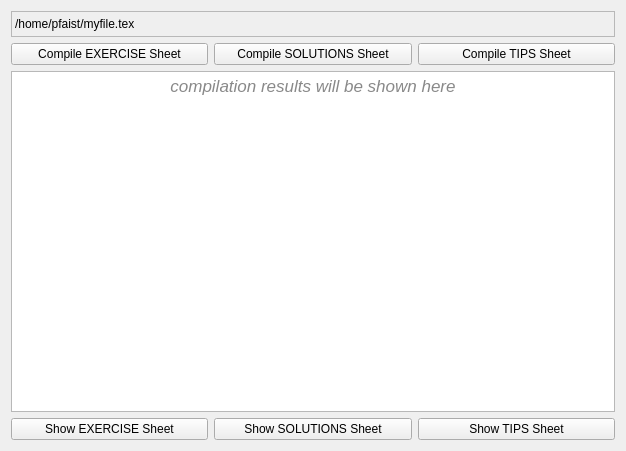
This is guicompiler/compilerwidget.ui in phfaist/ethuebung as Qt 5 draws it before an edit. The edited form follows.
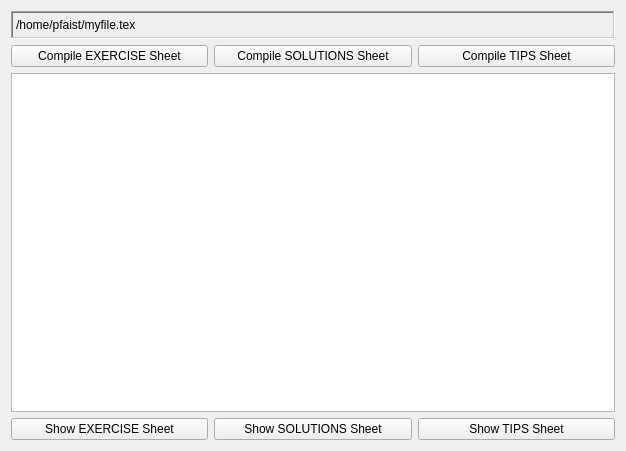
This is the edited form.

Diff of the .ui file:
```diff
--- a/guicompiler/compilerwidget.ui
+++ b/guicompiler/compilerwidget.ui
@@ -20,10 +20,10 @@
    <item>
     <widget class="QFrame" name="frame">
      <property name="frameShape">
-      <enum>QFrame::StyledPanel</enum>
+      <enum>QFrame::WinPanel</enum>
      </property>
      <property name="frameShadow">
-      <enum>QFrame::Raised</enum>
+      <enum>QFrame::Sunken</enum>
      </property>
      <layout class="QHBoxLayout" name="horizontalLayout_3">
       <property name="leftMargin">
@@ -95,7 +95,7 @@
 &lt;html&gt;&lt;head&gt;&lt;meta name=&quot;qrichtext&quot; content=&quot;1&quot; /&gt;&lt;style type=&quot;text/css&quot;&gt;
 p, li { white-space: pre-wrap; }
 &lt;/style&gt;&lt;/head&gt;&lt;body style=&quot; font-family:'Lucida Grande'; font-size:13pt; font-weight:400; font-style:normal;&quot;&gt;
-&lt;p align=&quot;center&quot; style=&quot; margin-top:0px; margin-bottom:0px; margin-left:0px; margin-right:0px; -qt-block-indent:0; text-indent:0px;&quot;&gt;&lt;span style=&quot; font-style:italic; color:#898989;&quot;&gt;compilation results will be shown here&lt;/span&gt;&lt;/p&gt;&lt;/body&gt;&lt;/html&gt;</string>
+&lt;p style=&quot;-qt-paragraph-type:empty; margin-top:0px; margin-bottom:0px; margin-left:0px; margin-right:0px; -qt-block-indent:0; text-indent:0px;&quot;&gt;&lt;/p&gt;&lt;/body&gt;&lt;/html&gt;</string>
      </property>
     </widget>
    </item>
```
